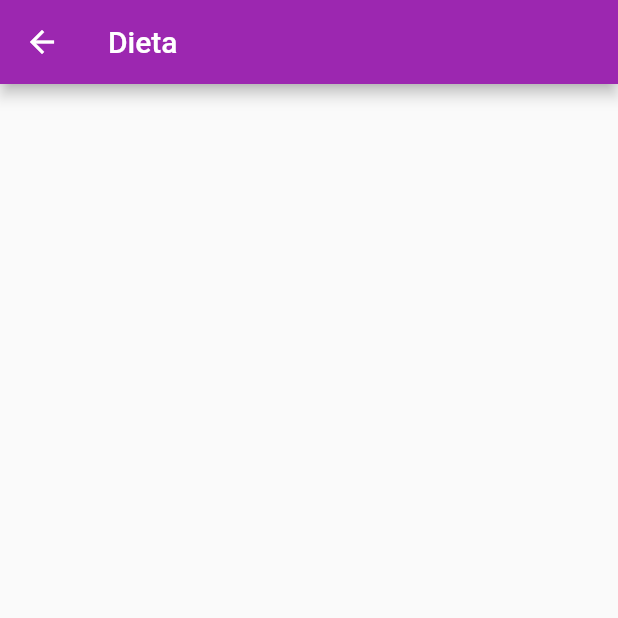
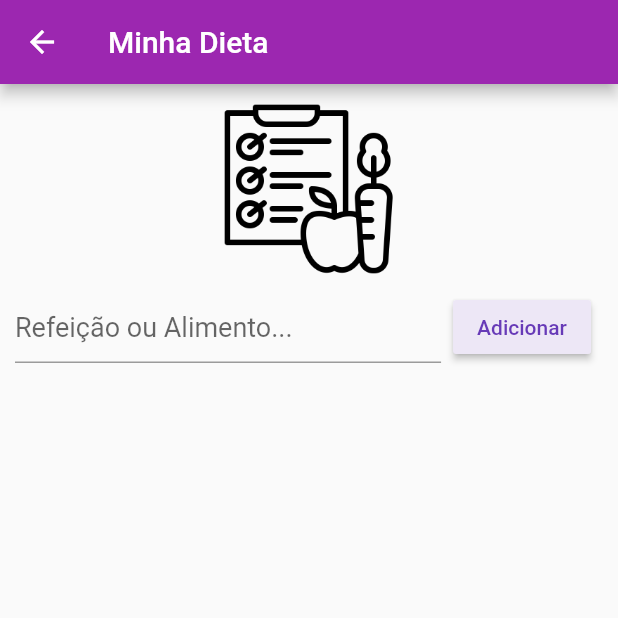
Before and after one commit to pedrokappes/app_gym, a Flutter app: the HomePage screen opened directly, after a tap on "Dieta", on a phone screen of 412 x 824 dp, the top half of it. Run offline on Flutter 3.47's test engine with Material 2 defaults, Android fonts, the phone set to English and light mode, and no system bars; our stand-ins replace flutter_svg; network calls fail.

Commit message:
Adicionando dieta

```diff
--- /dev/null
+++ b/lib/Screens/HomePage/DietList.dart
@@ -0,0 +1,92 @@
+import 'package:flutter/material.dart';
+import 'package:flutter_svg/flutter_svg.dart';
+
+class Dietlist extends StatefulWidget {
+  @override
+  State<Dietlist> createState() => _DietlistState();
+}
+
+class _DietlistState extends State<Dietlist> {
+  final TextEditingController ItemController = TextEditingController();
+  final GlobalKey<FormState> _formkey = GlobalKey<FormState>();
+  List<String> _itens = [];
+  @override
+  Widget build(BuildContext context) {
+  return Scaffold(
+    appBar: AppBar(
+      title: Text('Minha Dieta'),
+    ),
+    body:
+    Padding(
+      padding: const EdgeInsets.all(10),
+      child: Container(
+        child: Column(
+          children:<Widget>[
+            Image.asset("assets/images/dieta.png",
+              height: 120.0,
+              width: 130.0,
+            ),
+            Form(
+              key: _formkey,
+              child: Row(
+              children: <Widget>[
+                Expanded(child: TextFormField(
+                  controller: ItemController,
+                  style:
+                  TextStyle(
+                      color: Colors.purple,
+                      fontSize: 18),
+                  decoration: InputDecoration(hintText: "Refeição ou Alimento..."),
+                  keyboardType: TextInputType.text,
+                  validator: (value){
+                    if (value!.trim().isEmpty) {
+                      return "O campo precisa ser preenchido.";
+    }
+                    return null;
+                  },
+                ),
+                ),
+                Padding(
+                  padding: const EdgeInsets.all(8.0),
+                  child: RaisedButton(
+                      color: Colors.deepPurple[50],
+                      child: Text('Adicionar',
+                      style:
+                      TextStyle(color: Colors.deepPurple)),
+                      onPressed: (){
+                        if(_formkey.currentState!.validate()){
+                          setState(() {
+                            _itens.add(ItemController.text);
+                          });
+                          ItemController.clear();
+                        }
+                      }
+
+                  ),
+                )
+              ],
+            ),
+            ),
+            Expanded(child:
+            ListView.builder(
+                itemCount: _itens.length,
+                itemBuilder: (context, index){
+                  return
+                  Card(
+                    child: ListTile(
+                      title: Text(_itens[index],
+                      style: TextStyle(color: Colors.deepPurple,
+                      ),),
+                    ),
+                  );
+                }
+            ),
+            )
+          ],
+        ),
+      ),
+    ),
+  );
+
+  }
+}
--- a/lib/Screens/HomePage/Dieta.dart
+++ /dev/null
@@ -1,19 +0,0 @@
-import 'package:flutter/material.dart';
-
-class Dieta extends StatefulWidget {
-  const Dieta({Key? key}) : super(key: key);
-
-  @override
-  State<Dieta> createState() => _DietaState();
-}
-
-class _DietaState extends State<Dieta> {
-  @override
-  Widget build(BuildContext context) {
-    return Scaffold(
-      appBar: AppBar(
-        title: Text('Dieta'),
-      ),
-    );
-  }
-}
--- a/lib/Screens/HomePage/HomePage.dart
+++ b/lib/Screens/HomePage/HomePage.dart
@@ -1,9 +1,9 @@
+import 'package:app_maromba/Screens/LoginAndRegister/EditProfileForm.dart';
 import 'package:app_maromba/Screens/HomePage/AvFisica.dart';
-import 'package:app_maromba/Screens/HomePage/Dieta.dart';
-import 'package:app_maromba/Screens/HomePage/Perfil.dart';
+import 'package:app_maromba/Screens/HomePage/DietList.dart';
 import 'package:app_maromba/Screens/HomePage/Treinos.dart';
 import 'package:flutter/material.dart';
-import 'package:app_maromba/Screens/ChangePasswordForm.dart';
+import 'package:app_maromba/Screens/LoginAndRegister/ChangePasswordForm.dart';
 
 class HomePage extends StatefulWidget {
   @override
@@ -124,7 +124,7 @@ class MyMenu_1 extends StatelessWidget {
       child: InkWell(
         onTap: () {
           Navigator.push(
-              context, MaterialPageRoute(builder: (context) => Perfil()));
+              context, MaterialPageRoute(builder: (context) => EditProfileForm()));
           // Navigator.push(context,
           //     MaterialPageRoute(builder: (_) => LoginForm())),
         },
@@ -204,7 +204,7 @@ class MyMenu_3 extends StatelessWidget {
       child: InkWell(
         onTap: () {
           Navigator.push(
-              context, MaterialPageRoute(builder: (context) => Dieta()));
+              context, MaterialPageRoute(builder: (context) => Dietlist()));
           // Navigator.push(context,
           //     MaterialPageRoute(builder: (_) => LoginForm())),
         },
--- a/pubspec.yaml
+++ b/pubspec.yaml
@@ -34,7 +34,9 @@ dependencies:
 
   # The following adds the Cupertino Icons font to your application.
   # Use with the CupertinoIcons class for iOS style icons.
+
   cupertino_icons: ^1.0.2
+
   hexcolor: ^2.0.4
 
 dev_dependencies:
```
Also changed, not shown: lib/Screens/HomePage/Perfil.dart (deleted, +0 -19 lines), assets/images/dieta.png (added), lib/Screens/LoginAndRegister/ChangePasswordForm.dart (renamed from lib/Screens/ChangePasswordForm.dart), lib/Screens/LoginAndRegister/EditProfileForm.dart (renamed from lib/Screens/EditProfileForm.dart).
